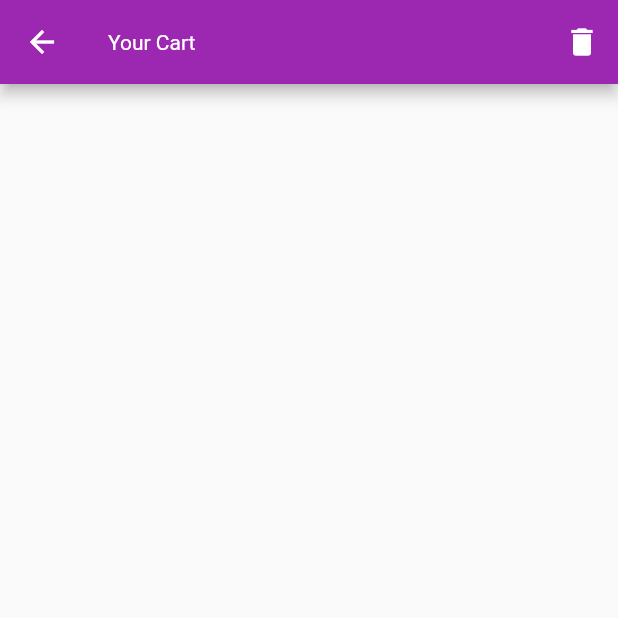
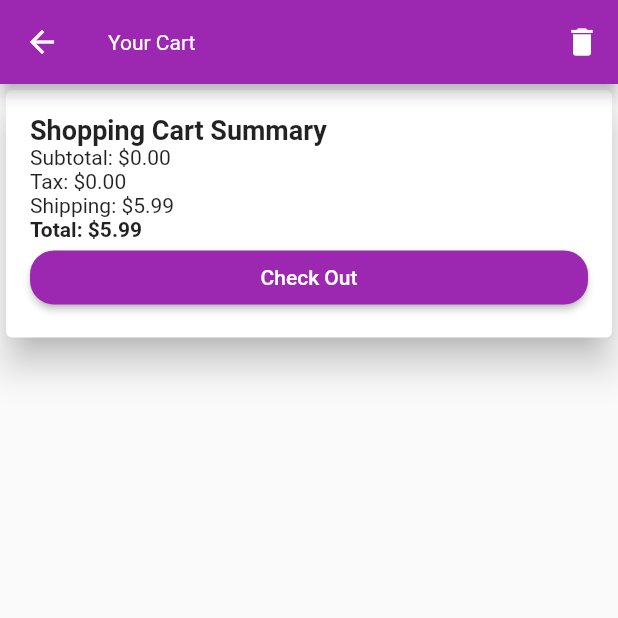
Before and after one commit to maydev99/my_shop, a Flutter app: the ShoppingCartPage screen opened directly, on a phone screen of 412 x 824 dp, the top half of it. Run offline on Flutter 3.47's test engine with Material 2 defaults, Android fonts, the phone set to English and light mode, and no system bars; our stand-ins replace badges, floor, logger, sqflite; accounts and stored records are empty; generated files the repository leaves out were written again; network calls fail.

Commit message:
Added Shopping Cart Summary

```diff
--- a/lib/shopping_cart.dart
+++ b/lib/shopping_cart.dart
@@ -16,6 +16,12 @@ class _ShoppingCartPageState extends State<ShoppingCartPage> {
   var log = Logger();
   var utils = Utils();
   List<CartEntity> myCartList = [];
+  //late double total;
+  double shipping = 5.99;
+  double taxRate = 0.06;
+  double tax = 0.0;
+  double subtotal = 0.0;
+  double totalTotal = 0.0;
 
   @override
   void initState() {
@@ -30,7 +36,10 @@ class _ShoppingCartPageState extends State<ShoppingCartPage> {
     Stream<List<CartEntity>> myData = myDao.getAllCartItems();
     myData.listen((value) {
       myCartList.clear();
+      subtotal = 0;
       for (var item in value) {
+        var itemTotal = item.price * item.quantity;
+        subtotal = subtotal + itemTotal;
         myCartList.add(CartEntity(
             title: item.title,
             description: item.description,
@@ -41,6 +50,10 @@ class _ShoppingCartPageState extends State<ShoppingCartPage> {
       }
 
       setState(() {
+        subtotal;
+        tax = subtotal * taxRate;
+        totalTotal = subtotal + tax + shipping;
+
 
       });
 
@@ -79,13 +92,60 @@ class _ShoppingCartPageState extends State<ShoppingCartPage> {
           }, icon: const Icon(Icons.delete))
         ],
       ),
-      body: ListView(
+      body: Column(
+        children: [
+          _cartSummaryCard(),
+          Expanded(
+            child: ListView(
               children: List.generate(myCartList.length, (index) {
                 return Padding(
                   padding: const EdgeInsets.all(12.0),
                   child: _myCard(myCartList, index),
                 );
               }),
+            ),
+          ),
+        ],
+      ),
+    );
+  }
+
+  Card _cartSummaryCard() {
+    return Card(
+      color: Colors.white,
+      elevation: 10,
+
+      child: Padding(
+        padding: const EdgeInsets.all(16.0),
+        child: Column(
+          mainAxisAlignment: MainAxisAlignment.start,
+          crossAxisAlignment: CrossAxisAlignment.stretch,
+          children:  [
+            const Text('Shopping Cart Summary',
+            style: TextStyle(
+              fontSize: 18,
+              fontWeight: FontWeight.bold
+            ),),
+            Text('Subtotal: \$${subtotal.toStringAsFixed(2)}',),
+            Text('Tax: \$${tax.toStringAsFixed(2)}'),
+            Text('Shipping: \$${shipping.toStringAsFixed(2)}'),
+            Text('Total: \$${totalTotal.toStringAsFixed(2)}',
+            style: const TextStyle(
+              fontWeight: FontWeight.bold
+            ),),
+            MaterialButton(onPressed: () {
+              utils.makeASnackBar('Thank you for Shopping', context);
+              deleteAll();
+            },
+            child: const Text('Check Out'),
+            color: Colors.purple,
+            textColor: Colors.white,
+            shape: RoundedRectangleBorder(
+              borderRadius: BorderRadius.circular(16)
+            ),)
+          ],
+
+        ),
       ),
     );
   }
@@ -136,6 +196,8 @@ class _ShoppingCartPageState extends State<ShoppingCartPage> {
     );
   }
 
+
+
   void showEmptyDialog() {
     Stack(
       children: const [
--- a/pubspec.yaml
+++ b/pubspec.yaml
@@ -11,6 +11,7 @@ dependencies:
   logger: any
   dio: any
   floor: any
+  badges: ^2.0.1
 
 
   flutter:
```
Also changed, not shown: lib/detail.dart (+61 -14 lines), lib/main.dart (+16 -1 lines), lib/utils.dart (+32 -5 lines), pubspec.lock. Lines whose indentation alone changed are shown as unchanged.
